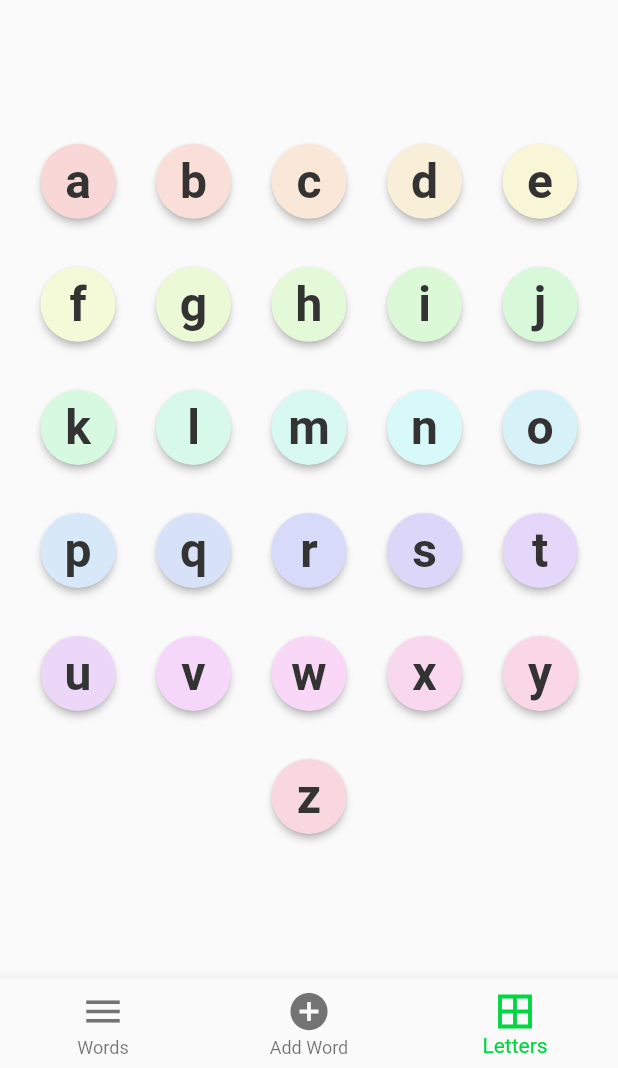
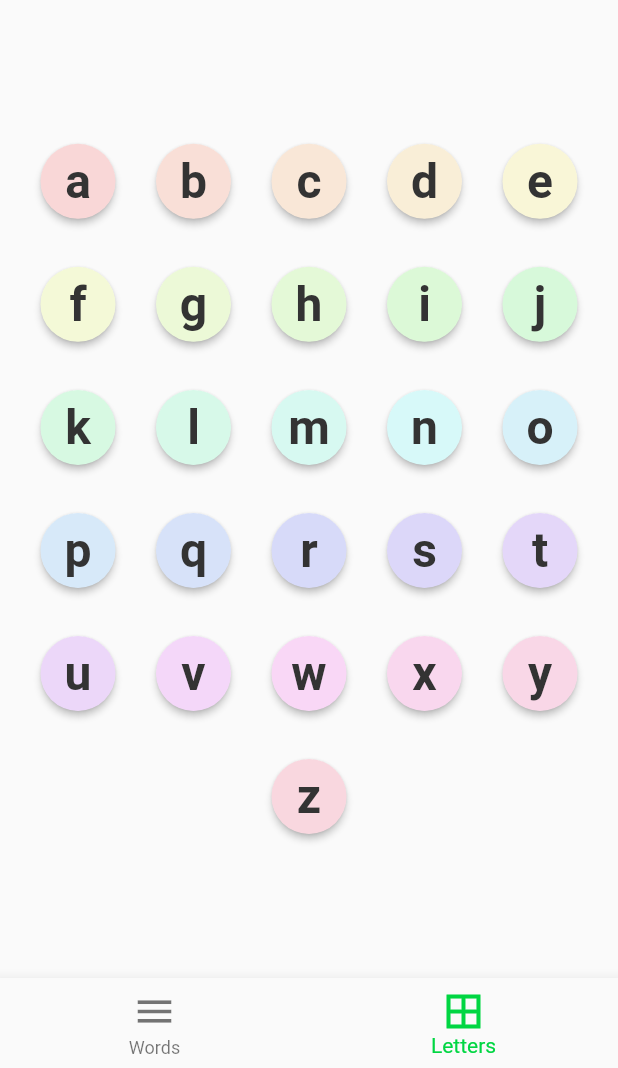
Before and after one commit to cross-team/a2z, a Flutter app: the screen it shows after launch, on a phone screen of 412 x 824 dp, the part 168-1236 px from its top. Run offline on Flutter 3.47's test engine with Material 2 defaults, Android fonts, the phone set to English and light mode, and no system bars; our stand-ins replace auto_size_text, bloc, flutter_bloc; generated files the repository leaves out were written again.

```diff
--- a/lib/screens/home/homeScreen.dart
+++ b/lib/screens/home/homeScreen.dart
@@ -1,6 +1,8 @@
 import 'package:flutter/material.dart';
+import 'package:a2z/bloc/home_bloc.dart';
 import 'package:a2z/screens/home/lettersScreen.dart';
 import 'package:a2z/screens/home/wordsScreen.dart';
+import 'package:flutter_bloc/flutter_bloc.dart';
 
 class HomeScreen extends StatefulWidget {
   @override
@@ -50,33 +52,29 @@ class _HomeScreenState extends State<HomeScreen> {
         .toColor();
   }
 
+  @override
+  Widget build(BuildContext context) {
+    return BlocBuilder<HomeBloc, HomeState>(builder: (context, state) {
       void _onItemTapped(int index) {
-    setState(() {
-      _selectedIndex = index;
-    });
+        final HomeBloc homeBloc = BlocProvider.of<HomeBloc>(context);
+        switch (index) {
+          case 0:
+            homeBloc.add(SetView('words', 'a'));
+            break;
+          case 1:
+            homeBloc.add(SetView('letters'));
+            break;
+          default:
+        }
       }
 
-  @override
-  Widget build(BuildContext context) {
-    dynamic screen;
-    switch (_selectedIndex) {
-      case 0:
-        screen = WordsScreen(
+      if (state is HomeWords) {
+        return Scaffold(
+          body: Center(
+            child: WordsScreen(
               getColor: getLetterColor,
-        );
-        break;
-      case 2:
-        screen = LettersScreen(
-          getColor: getLetterColor,
-        );
-        break;
-      default:
-        screen = Text('');
-        break;
-    }
-
-    return Scaffold(
-        body: Center(child: screen),
+            ),
+          ),
           bottomNavigationBar: BottomNavigationBar(
             items: const <BottomNavigationBarItem>[
               BottomNavigationBarItem(
@@ -84,17 +82,45 @@ class _HomeScreenState extends State<HomeScreen> {
                 title: Text('Words'),
               ),
               BottomNavigationBarItem(
-              icon: Icon(Icons.add_circle),
-              title: Text('Add Word'),
+                icon: Icon(Icons.border_all),
+                title: Text('Letters'),
+              ),
+            ],
+            currentIndex: 0,
+            onTap: _onItemTapped,
+            iconSize: 30,
+          ),
+        );
+      }
+      if (state is HomeLetters) {
+        return Scaffold(
+          body: Center(
+            child: LettersScreen(
+              getColor: getLetterColor,
+            ),
+          ),
+          bottomNavigationBar: BottomNavigationBar(
+            items: const <BottomNavigationBarItem>[
+              BottomNavigationBarItem(
+                icon: Icon(Icons.menu),
+                title: Text('Words'),
               ),
               BottomNavigationBarItem(
                 icon: Icon(Icons.border_all),
                 title: Text('Letters'),
               ),
             ],
-          currentIndex: _selectedIndex,
+            currentIndex: 1,
             onTap: _onItemTapped,
             iconSize: 30,
-        ));
+          ),
+        );
+      }
+      return Scaffold(
+        body: Center(
+          child: Text('Error!!!'),
+        ),
+      );
+    });
   }
 }
```
Lines whose indentation alone changed are shown as unchanged.
